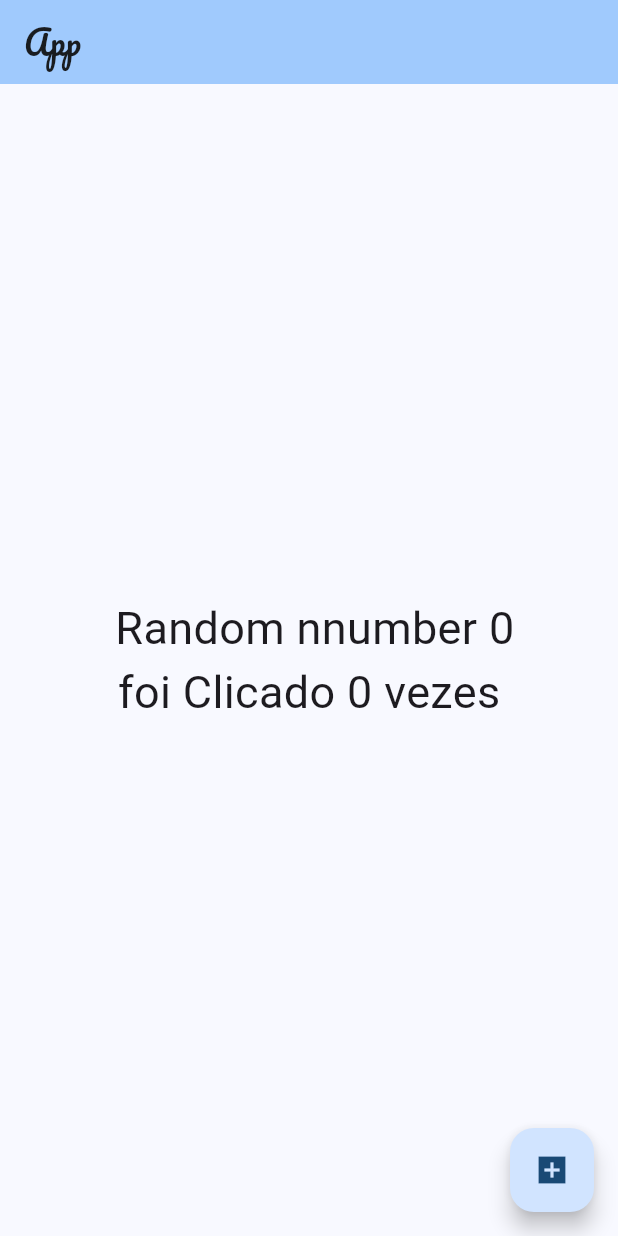
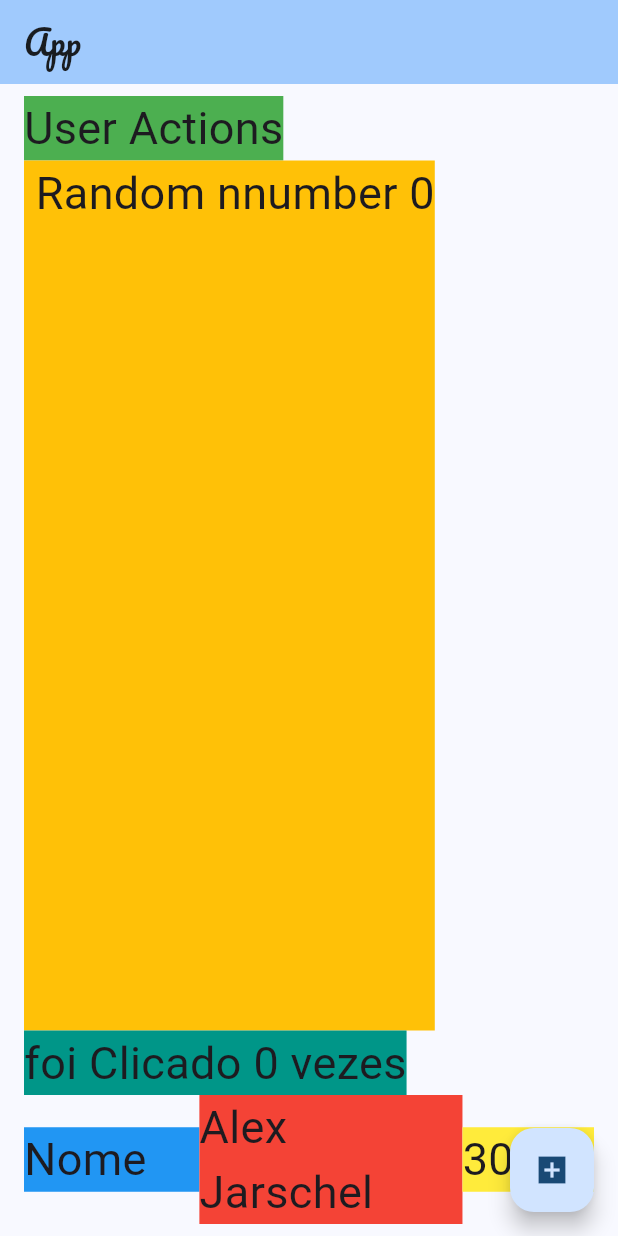
Before and after one commit to alexjarshel/DIO-Flutter, a Flutter app: the screen it shows after launch, on a phone screen of 412 x 824 dp. Run offline on Flutter 3.47's test engine with Material 3 defaults, Android fonts, the phone set to English and light mode, and no system bars; our stand-ins replace google_fonts; Roboto replaces fonts that are missing (Acme).

Commit message:
flex column Row

```diff
--- a/first_proect_dio/lib/pages/home_page.dart
+++ b/first_proect_dio/lib/pages/home_page.dart
@@ -23,22 +23,71 @@ class _HomePageState extends State<HomePage> {
           style: GoogleFonts.pacifico(),
         ),
       ),
-      body: Column(
-        mainAxisAlignment: MainAxisAlignment.center,
+      body: Container(
+        width: double.infinity,
+        margin: EdgeInsets.symmetric(horizontal: 16, vertical: 8),
+        child: Column(
+          crossAxisAlignment: CrossAxisAlignment.start,
           children: [
-          Center(
+            Container(
+              color: Colors.green,
+              child: Text(
+                "User Actions",
+                style: GoogleFonts.acme(fontSize: 30),
+              ),
+            ),
+            Expanded(
+              child: Container(
+                color: Colors.amber,
                 child: Text(
                   " Random nnumber $generatedNumber",
                   style: GoogleFonts.acme(fontSize: 30),
                 ),
               ),
-          Center(
+            ),
+            Container(
+              color: Colors.teal,
               child: Text(
                 "foi Clicado $clicks vezes",
                 style: GoogleFonts.acme(fontSize: 30),
               ),
             ),
+            Row(
+              children: [
+                Expanded(
+                  flex: 4,
+                  child: Container(
+                    color: Colors.blue,
+                    child: Text(
+                      "Nome",
+                      style: GoogleFonts.acme(fontSize: 30),
+                    ),
+                  ),
+                ),
+                Expanded(
+                  flex: 6,
+                  child: Container(
+                    color: Colors.red,
+                    child: Text(
+                      "Alex Jarschel",
+                      style: GoogleFonts.acme(fontSize: 30),
+                    ),
+                  ),
+                ),
+                Expanded(
+                  flex: 3,
+                  child: Container(
+                    color: Colors.yellow,
+                    child: Text(
+                      "30",
+                      style: GoogleFonts.acme(fontSize: 30),
+                    ),
+                  ),
+                ),
               ],
+            )
+          ],
+        ),
       ),
       floatingActionButton: FloatingActionButton(
           child: Icon(Icons.add_box_sharp),
```
Lines whose indentation alone changed are shown as unchanged.
